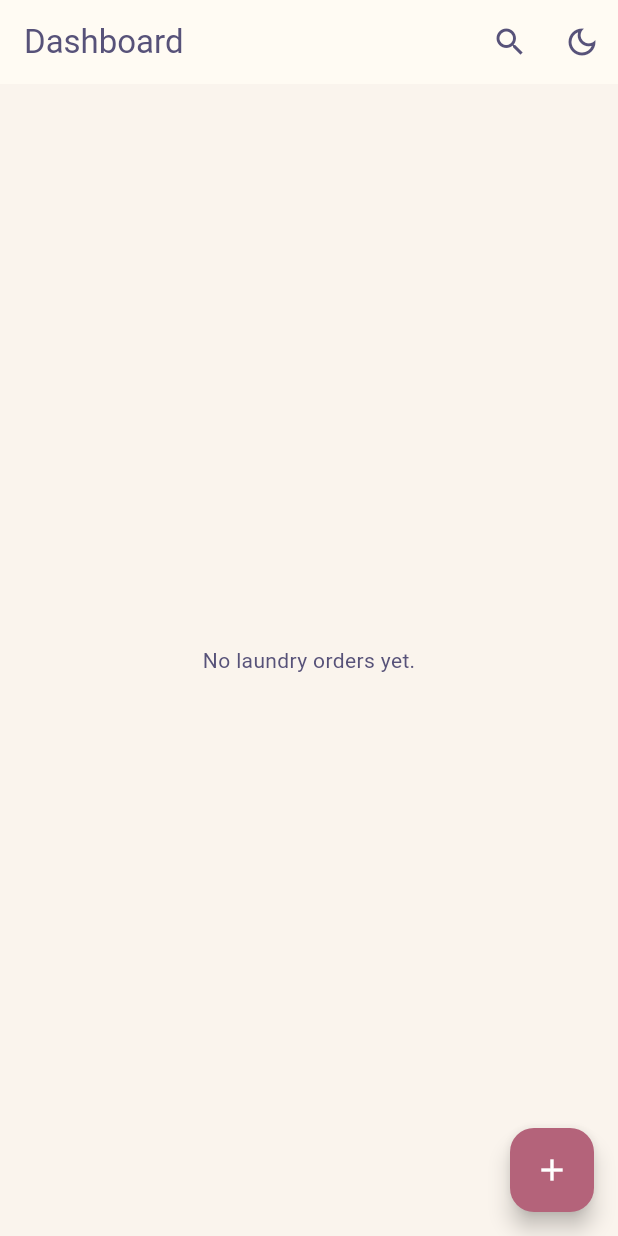
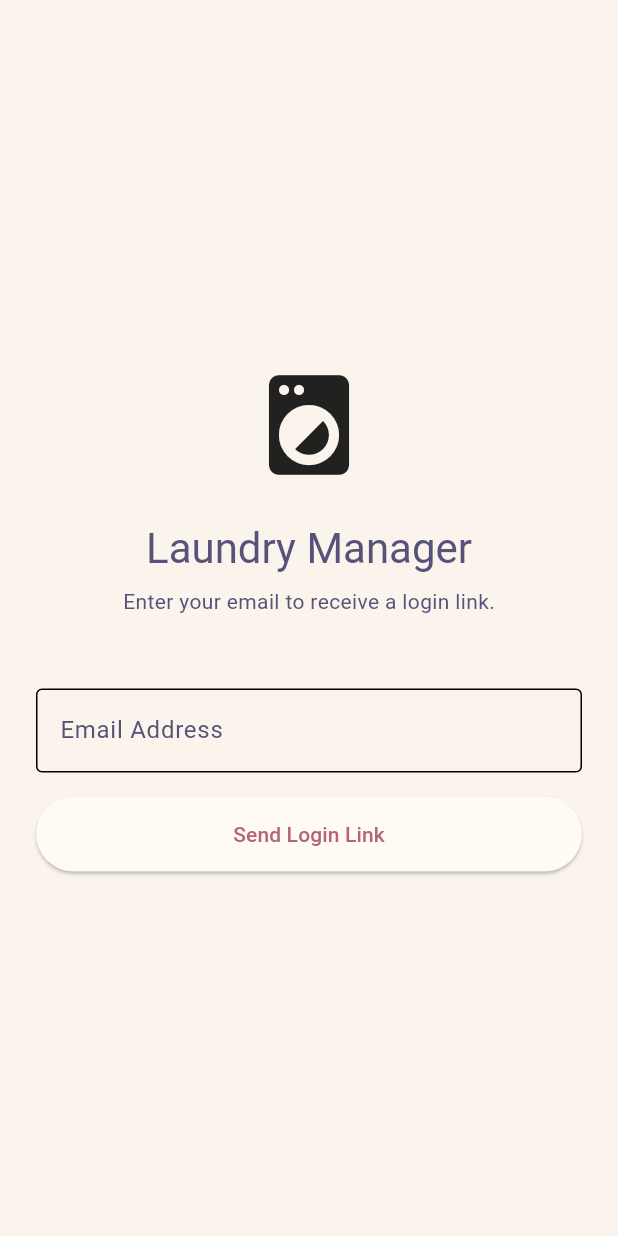
Before and after one commit to ENDragnee/laundary_management, a Flutter app: the screen it shows after launch, on a phone screen of 412 x 824 dp. Run offline on Flutter 3.47's test engine with Material 3 defaults, Android fonts, the phone set to English and light mode, and no system bars; our stand-ins replace drift, flutter_dotenv, go_router, rxdart, shared_preferences, supabase_flutter; missing offline and left inert: drift_sqlite_async, powersync; accounts and stored records are empty; generated files the repository leaves out were written again; statements that could not run were skipped.

Commit message:
feat: setup auth, powersync and supabase

```diff
--- a/lib/core/navigation/app_router.dart
+++ b/lib/core/navigation/app_router.dart
@@ -1,29 +1,50 @@
+import 'package:flutter/material.dart';
 import 'package:go_router/go_router.dart';
-import 'package:laundary_management/core/database/app_database.dart';
+import 'package:laundary_management/features/auth/presentation/screens/login_screen.dart';
 import 'package:laundary_management/features/dashboard/presentation/screens/dashboard_screen.dart';
 import 'package:laundary_management/features/laundry_order/presentation/screens/order_form_screen.dart';
-import 'package:laundary_management/features/splash/presentation/screens/splash_screen.dart';
+import 'package:laundary_management/core/database/app_database.dart';
 import 'package:laundary_management/features/search/presentation/screens/search_screen.dart';
+import 'package:supabase_flutter/supabase_flutter.dart';
+
+// Helper class to notify GoRouter when Auth state changes
+class AppRouterRefreshStream extends ChangeNotifier {
+  AppRouterRefreshStream() {
+    Supabase.instance.client.auth.onAuthStateChange.listen((data) {
+      notifyListeners();
+    });
+  }
+}
 
 final appRouter = GoRouter(
-  initialLocation: '/',
+  initialLocation: '/dashboard',
+  // Forces the router to re-evaluate the redirect logic whenever auth state changes
+  refreshListenable: AppRouterRefreshStream(),
+  redirect: (context, state) {
+    final session = Supabase.instance.client.auth.currentSession;
+    final isLoggingIn = state.matchedLocation == '/login';
+
+    // If not logged in and not on login screen -> go to login
+    if (session == null && !isLoggingIn) return '/login';
+
+    // If logged in and on login screen -> go to dashboard
+    if (session != null && isLoggingIn) return '/dashboard';
+
+    return null;
+  },
   routes: [
-    GoRoute(path: '/', builder: (context, state) => const SplashScreen()),
+    GoRoute(path: '/login', builder: (context, state) => const LoginScreen()),
     GoRoute(
       path: '/dashboard',
       builder: (context, state) => const DashboardScreen(),
     ),
+    GoRoute(path: '/search', builder: (context, state) => const SearchScreen()),
     GoRoute(
       path: '/order_form',
       builder: (context, state) {
-        // The 'extra' property holds the object we pass during navigation
         final LaundryOrder? order = state.extra as LaundryOrder?;
         return OrderFormScreen(order: order);
       },
     ),
-    GoRoute(
-      path: '/search', // New Route
-      builder: (context, state) => const SearchScreen(),
-    ),
   ],
 );
--- /dev/null
+++ b/lib/features/auth/presentation/screens/login_screen.dart
@@ -0,0 +1,125 @@
+import 'dart:async';
+import 'package:flutter/material.dart';
+import 'package:supabase_flutter/supabase_flutter.dart';
+import 'package:go_router/go_router.dart';
+
+class LoginScreen extends StatefulWidget {
+  const LoginScreen({super.key});
+
+  @override
+  State<LoginScreen> createState() => _LoginScreenState();
+}
+
+class _LoginScreenState extends State<LoginScreen> {
+  final _emailController = TextEditingController();
+  bool _isLoading = false;
+  late final StreamSubscription<AuthState> _authSubscription;
+
+  @override
+  void initState() {
+    super.initState();
+    // Listen for Auth State changes (Detects Magic Link success)
+    _authSubscription = Supabase.instance.client.auth.onAuthStateChange.listen((
+      data,
+    ) {
+      if (data.session != null && mounted) {
+        context.go('/dashboard');
+      }
+    });
+  }
+
+  @override
+  void dispose() {
+    _authSubscription.cancel();
+    _emailController.dispose();
+    super.dispose();
+  }
+
+  Future<void> _signIn() async {
+    final email = _emailController.text.trim();
+    if (email.isEmpty || !email.contains('@')) {
+      ScaffoldMessenger.of(context).showSnackBar(
+        const SnackBar(content: Text('Please enter a valid email address')),
+      );
+      return;
+    }
+
+    setState(() => _isLoading = true);
+    try {
+      await Supabase.instance.client.auth.signInWithOtp(
+        email: email,
+        // Ensure this exactly matches your Supabase Dashboard & AndroidManifest.xml
+        emailRedirectTo: 'com.endragnee.laundarymanagement://login-callback',
+      );
+
+      if (!mounted) return;
+
+      ScaffoldMessenger.of(context).showSnackBar(
+        const SnackBar(
+          content: Text('Login link sent! Please check your email.'),
+        ),
+      );
+    } catch (error) {
+      if (!mounted) return;
+
+      ScaffoldMessenger.of(context).showSnackBar(
+        SnackBar(
+          content: Text('Error: ${error.toString()}'),
+          backgroundColor: Colors.red,
+        ),
+      );
+    } finally {
+      if (mounted) setState(() => _isLoading = false);
+    }
+  }
+
+  @override
+  Widget build(BuildContext context) {
+    return Scaffold(
+      body: Center(
+        child: SingleChildScrollView(
+          padding: const EdgeInsets.all(24),
+          child: Column(
+            mainAxisAlignment: MainAxisAlignment.center,
+            children: [
+              const Icon(Icons.local_laundry_service, size: 80),
+              const SizedBox(height: 24),
+              Text(
+                'Laundry Manager',
+                style: Theme.of(context).textTheme.headlineMedium,
+              ),
+              const SizedBox(height: 8),
+              Text(
+                'Enter your email to receive a login link.',
+                style: Theme.of(context).textTheme.bodyMedium,
+              ),
+              const SizedBox(height: 48),
+              TextField(
+                controller: _emailController,
+                decoration: const InputDecoration(
+                  labelText: 'Email Address',
+                  border: OutlineInputBorder(),
+                ),
+                keyboardType: TextInputType.emailAddress,
+              ),
+              const SizedBox(height: 16),
+              ElevatedButton(
+                onPressed: _isLoading ? null : _signIn,
+                style: ElevatedButton.styleFrom(
+                  minimumSize: const Size(double.infinity, 50),
+                ),
+                child: _isLoading
+                    ? const SizedBox(
+                        height: 20,
+                        width: 20,
+                        child: CircularProgressIndicator(strokeWidth: 2),
+                      )
+                    : const Text('Send Login Link'),
+              ),
+            ],
+          ),
+        ),
+      ),
+    );
+  }
+}
--- a/pubspec.yaml
+++ b/pubspec.yaml
@@ -48,6 +48,10 @@ dependencies:
   # For date formatting
   intl: ^0.19.0
   rxdart: ^0.28.0
+  supabase_flutter: ^2.0.0
+  powersync: ^1.6.0
+  drift_sqlite_async: ^0.2.0
+  flutter_dotenv: ^5.2.1
 
   # For dependency injection/providing the database
   provider: ^6.1.2
@@ -76,6 +80,8 @@ flutter:
   # included with your application, so that you can use the icons in
   # the material Icons class.
   uses-material-design: true
+  assets:
+    - .env
 
   # To add assets to your application, add an assets section, like this:
   # assets:
```
Also changed, not shown: lib/core/database/app_database.dart (+8 -44 lines), lib/core/database/laundry_orders.dart (+18 -6 lines), lib/core/database/powersync_connector.dart (added, +68 -0 lines), lib/core/database/powersync_schema.dart (added, +24 -0 lines), lib/features/dashboard/presentation/screens/dashboard_screen.dart (+69 -69 lines), lib/features/dashboard/presentation/widgets/order_list_item.dart (added, +152 -0 lines), lib/features/laundry_order/presentation/screens/order_form_screen.dart (+39 -1 lines), lib/main.dart (+38 -16 lines), lib/core/database/app_database.g.dart, pubspec.lock, 8 other files.
